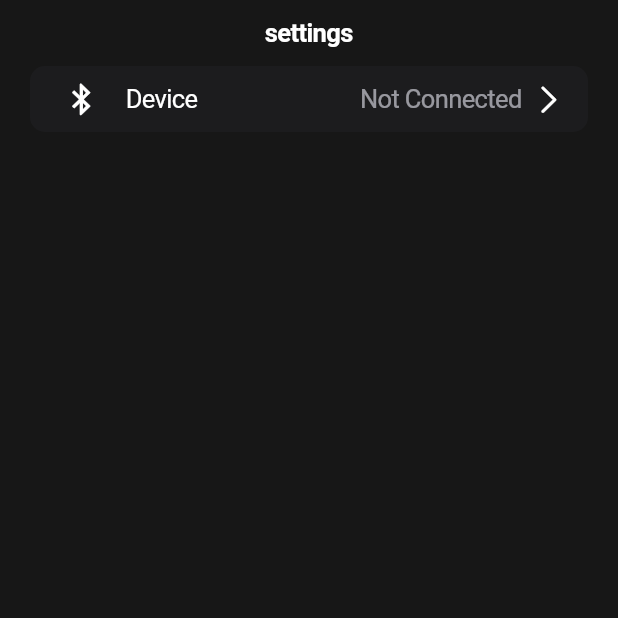
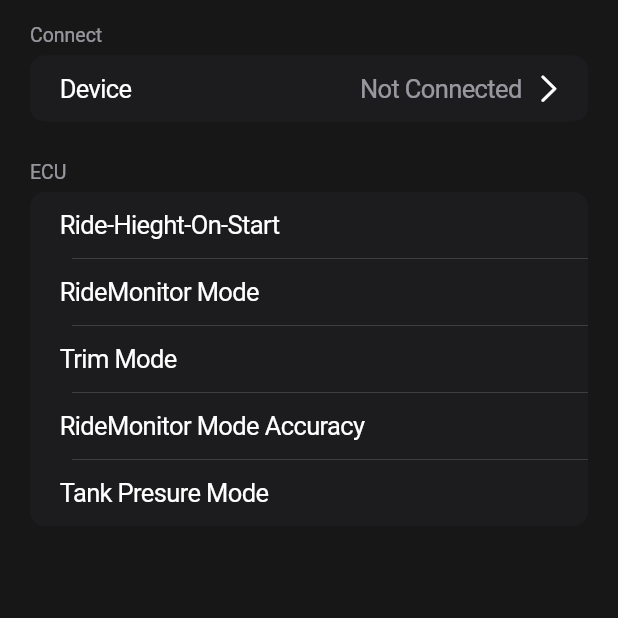
Before and after one commit to kipergrof/ios_app_test, a Flutter app: the SettingsPage screen opened by its route, on a phone screen of 412 x 824 dp, the top half of it. Run offline on Flutter 3.47's test engine with Material 3 defaults, Android fonts, the phone set to English and light mode, and no system bars; our stand-ins replace flutter_blue_plus, get; missing offline and left inert: cryptography, flutter_glow, protobuf.

Commit message:
complie push

```diff
--- a/lib/controllers/air_ride_control_controller.dart
+++ b/lib/controllers/air_ride_control_controller.dart
@@ -6,17 +6,21 @@ import '../proto/elvl.pbenum.dart';
 import '../services/ble_service.dart';
 import 'global_controller.dart';
 
+class AirRideControlController extends GetxController {
+  final BleService _bleService = Get.find();
+  final GlobalController _globalController = Get.find<GlobalController>();
 
-class AirRideControlController extends GetxController {
-    final BleService _bleService = Get.find();
-    final GlobalController _globalController = Get.find<GlobalController>();
-    sendCmd(CrtlCmdId cmdId)
-  {
-   // _bleService.sendElvlCtrlCmd(cmdId);
+  setPresetOne() {
+   _bleService.sendCtrlCmd(CrtlCmdId.ONE);
+  }
+    setPresetTwo() {
+   _bleService.sendCtrlCmd(CrtlCmdId.TWO);
+  }
+    setPresetThree() {
+   _bleService.sendCtrlCmd(CrtlCmdId.THREE);
   }
 
-  Rx<BleDevStatus> getBleDevStatus()
-  {
+  Rx<BleDevStatus> getBleDevStatus() {
     return _globalController.getBleDevStatus();
   }
 
--- a/lib/ui/settings_page.dart
+++ b/lib/ui/settings_page.dart
@@ -11,22 +11,32 @@ import '../controllers/global_controller.dart';
 import '../controllers/settings_controller.dart';
 
 class SettingsPage extends GetView<SettingsController> {
+  bool switchValue = false; // Variable to track the switch state
   @override
   Widget build(BuildContext context) {
     return CupertinoTabView(builder: (context1) {
-
       return CupertinoPageScaffold(
-          navigationBar: const CupertinoNavigationBar(
-            middle: Text('settings'),
-          ),
           child: ListView(
         children: [
           CupertinoFormSection.insetGrouped(
+            header: const Text("Connect"),
             backgroundColor: CupertinoColors.darkBackgroundGray,
             children: [
-                 Obx(() =>  _myListTile(
-                    'Device', status: controller.getBleDevStatus().value
-                  )),
+              Obx(() => _myListTile('Device',
+                  status: controller.getBleDevStatus().value)),
+            ],
+          ),
+          CupertinoFormSection.insetGrouped(
+            header: const Text("ECU"),
+            backgroundColor: CupertinoColors.darkBackgroundGray,
+            children: [
+              CupertinoListTile(
+                title: Text("Ride-Hieght-On-Start"),
+              ),
+              CupertinoListTile(title: Text("RideMonitor Mode")),
+              CupertinoListTile(title: Text("Trim Mode")),
+              CupertinoListTile(title: Text("RideMonitor Mode Accuracy")),
+              CupertinoListTile(title: const Text("Tank Presure Mode")),
             ],
           )
         ],
@@ -34,7 +44,8 @@ class SettingsPage extends GetView<SettingsController> {
     });
   }
 
-  Widget _myListTile(String title, {Function? function, BleDevStatus status = BleDevStatus.disconnected}) {
+  Widget _myListTile(String title,
+      {Function? function, BleDevStatus status = BleDevStatus.disconnected}) {
     String text = 'N/A';
     switch (status) {
       case BleDevStatus.disconnected:
@@ -51,12 +62,13 @@ class SettingsPage extends GetView<SettingsController> {
     }
 
     return CupertinoListTile(
-      additionalInfo:Text(text) ,
+      additionalInfo: Text(text),
       title: Text(title),
-      leading: const Icon(
+
+/*       leading: const Icon(
         CupertinoIcons.bluetooth,
         color: CupertinoColors.white,
-      ),
+      ), */
       trailing: const Icon(
         CupertinoIcons.right_chevron,
         color: CupertinoColors.white,
```
Also changed, not shown: lib/controllers/ble_controller.dart (+11 -0 lines), lib/services/ble_service.dart (+15 -22 lines), lib/ui/airride_page/base.dart (+10 -9 lines), lib/ui/ble_connect_page.dart (+5 -14 lines). Lines whose indentation alone changed are shown as unchanged.
